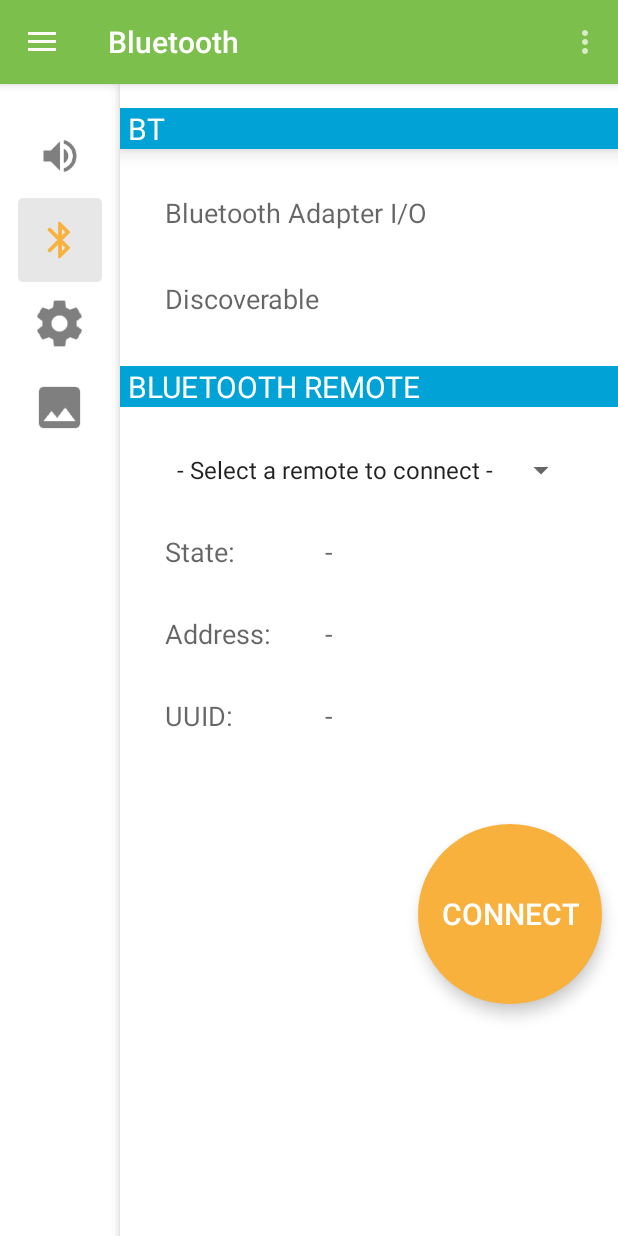
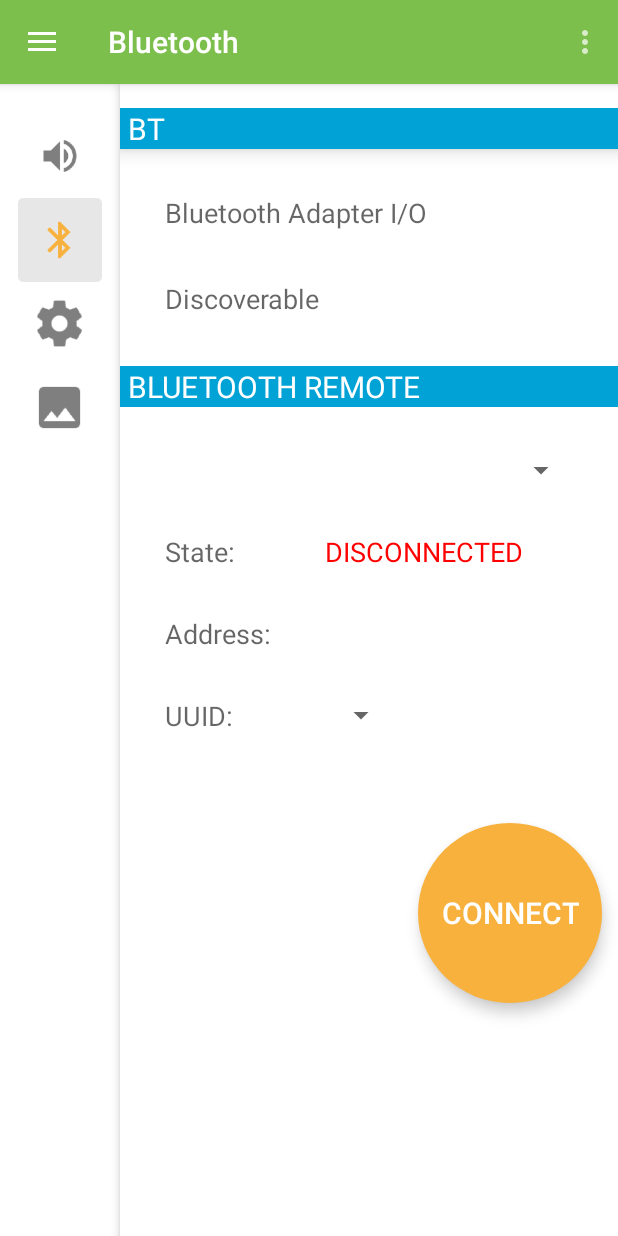
Before and after one commit to metatomato/NanoSense, an Android app: the screen it shows after launch (NanoSenseActivity), after a tap on an icon or button, on a phone screen of 412 x 824 dp. Run offline under Robolectric (Android 15) with nearby library versions, the phone set to English and light mode, and no system bars.

Commit message:
BTGUIFragment -> fragment_bt implementation (BT remote) bis

```diff
--- a/app/src/main/java/gl/iglou/studio/nanosense/BT/BTDeviceListActivity.java
+++ b/app/src/main/java/gl/iglou/studio/nanosense/BT/BTDeviceListActivity.java
@@ -157,8 +157,8 @@ public class BTDeviceListActivity extends Activity {
             Log.d(TAG,"Device selected " + address);
 
             // Set result and finish this Activity
-            //setResult(Activity.RESULT_OK, intent);
-            //finish();
+            setResult(Activity.RESULT_OK, intent);
+            finish();
         }
     };
 
--- a/app/src/main/java/gl/iglou/studio/nanosense/BT/BTFragment.java
+++ b/app/src/main/java/gl/iglou/studio/nanosense/BT/BTFragment.java
@@ -8,20 +8,18 @@ import android.content.BroadcastReceiver;
 import android.content.Context;
 import android.content.Intent;
 import android.content.IntentFilter;
+import android.content.SharedPreferences;
 import android.os.Bundle;
 import android.os.Handler;
 import android.os.Message;
 import android.os.Parcelable;
 import android.util.Log;
-import android.view.LayoutInflater;
-import android.view.View;
-import android.view.ViewGroup;
-import android.widget.ArrayAdapter;
 import android.widget.Button;
 import android.widget.EditText;
 import android.widget.ListView;
-import android.widget.TextView;
 import android.widget.Toast;
+
+import java.util.ArrayList;
 
 import gl.iglou.studio.nanosense.R;
 
@@ -50,25 +48,27 @@ public class BTFragment extends Fragment implements BTGUIFragment.BTControlCallb
     private static final int REQUEST_ENABLE_BT = 2;
     private static final int REQUEST_ENABLE_DISCOVERY = 3;
 
-    private static final int BT_DISCOVERABLE_DURATION = 5;
+    private static final int BT_DISCOVERABLE_DURATION = 30;
 
     // Layout Views
     private ListView mConversationView;
     private EditText mOutEditText;
     private Button mSendButton;
 
-    // Name of the connected device
-    private String mConnectedDeviceName = null;
-    // Array adapter for the conversation thread
-    private ArrayAdapter<String> mConversationArrayAdapter;
-    // String buffer for outgoing messages
-    private StringBuffer mOutStringBuffer;
+    // Connected device
+    private BluetoothDevice mConnectedDevice = null;
+    // Connection state of the current device
+    private int mConnectionState = BTService.STATE_NONE;
+    // Current UUID
+    private String mSelectedUuid;
     // Local Bluetooth adapter
     private BluetoothAdapter mBluetoothAdapter = null;
-    // Member object for the chat services
+    // Member object for the BTservices
     private BTService mBTService = null;
+    // Member object for the BTGUIFragment
+    private BTGUIFragment mBTGUIFrag = null;
 
-    private BTGUIFragment mBTGUIFrag = null;
+    private ArrayList<String> mPreferedDevices;
 
     public BTFragment() {
     }
@@ -78,6 +78,8 @@ public class BTFragment extends Fragment implements BTGUIFragment.BTControlCallb
     public void onCreate(Bundle savedInstanceState) {
         super.onCreate(savedInstanceState);
         if(D) Log.e(TAG, "+++ ON CREATE +++");
+
+        mPreferedDevices = new ArrayList<>();
 
         // Get local Bluetooth adapter
         mBluetoothAdapter = BluetoothAdapter.getDefaultAdapter();
@@ -101,6 +103,8 @@ public class BTFragment extends Fragment implements BTGUIFragment.BTControlCallb
         super.onStart();
         if(D) Log.e(TAG, "++ ON START ++");
 
+        fetchDevicesFromSharedData();
+
         // If BT is not on, request that it be enabled.
         // setupChat() will then be called during onActivityResult
         if (!mBluetoothAdapter.isEnabled()) {
@@ -119,10 +123,13 @@ public class BTFragment extends Fragment implements BTGUIFragment.BTControlCallb
             case REQUEST_CONNECT_DEVICE:
                 // When DeviceListActivity returns with a device to connect
                 if (resultCode == Activity.RESULT_OK) {
-                    Log.d(TAG,"Connect to device " + data.getExtras()
-                            .getString(BTDeviceListActivity.EXTRA_DEVICE_ADDRESS));
+                    String address = data.getExtras().getString(BTDeviceListActivity.EXTRA_DEVICE_ADDRESS);
+                    mConnectedDevice = mBluetoothAdapter.getRemoteDevice(address);
+                    Log.d(TAG,"Device " + mConnectedDevice.getName() + " address " + mConnectedDevice.getAddress());
                     Toast.makeText(getActivity(), "Found a device to connect!!", Toast.LENGTH_SHORT)
                             .show();
+                    addDeviceToPreferedList(mConnectedDevice.getName());
+                    updateBTGUIRemote();
                 }
                 break;
             case REQUEST_ENABLE_BT:
@@ -147,6 +154,32 @@ public class BTFragment extends Fragment implements BTGUIFragment.BTControlCallb
     }
 
 
+    private void fetchDevicesFromSharedData() {
+        SharedPreferences sharedPref = getActivity().getSharedPreferences(
+                getString(R.string.preference_file_key), Context.MODE_PRIVATE);
+
+        String device = sharedPref.getString(getString(R.string.saved_devices), "");
+        if(!device.contentEquals(""))
+            mPreferedDevices.add(device);
+    }
+
+    private void saveDeviceToSharedData(String deviceName) {
+
+        SharedPreferences sharedPref = getActivity().getSharedPreferences(
+                getString(R.string.preference_file_key), Context.MODE_PRIVATE);
+
+        SharedPreferences.Editor editor = sharedPref.edit();
+        editor.putString(getString(R.string.saved_devices), deviceName);
+        editor.commit();
+    }
+
+    private void addDeviceToPreferedList(String name) {
+        if(!mPreferedDevices.contains(name)) {
+            mPreferedDevices.add(name);
+            saveDeviceToSharedData(name);
+        }
+    }
+
     public void setBTGUIFrag(BTGUIFragment frag) {
         if(frag != null) {
             mBTGUIFrag = frag;
@@ -158,9 +191,10 @@ public class BTFragment extends Fragment implements BTGUIFragment.BTControlCallb
 
         // Initialize the BluetoothChatService to perform bluetooth connections
         mBTService = new BTService(getActivity(), mHandler);
+    }
 
-        // Initialize the buffer for outgoing messages
-        mOutStringBuffer = new StringBuffer("");
+    public void updateBTGUIRemote() {
+        mBTGUIFrag.updateRemote();
     }
 
     private void connectDevice(Intent data) {
@@ -182,8 +216,10 @@ public class BTFragment extends Fragment implements BTGUIFragment.BTControlCallb
 
 
     public String[] getDeviceList() {
-        String[] array = {""};
-        return array;
+        String[] devices = {""};
+        if(!mPreferedDevices.isEmpty())
+            devices = mPreferedDevices.toArray(new String[mPreferedDevices.size()]);
+        return devices;
     }
 
     public boolean isBTEnabled(){
@@ -223,7 +259,41 @@ public class BTFragment extends Fragment implements BTGUIFragment.BTControlCallb
         }
     }
 
+    //Remote Callbacks
+    public int getConnectionState() {
+        return mConnectionState;
+    }
 
+    public String getName() {
+        String name = "";
+        if(mConnectedDevice != null) {
+            name = mConnectedDevice.getName();
+        }
+        return name;
+    }
+
+    public String getAddress(){
+        String address = "";
+        if(mConnectedDevice != null)
+            address = mConnectedDevice.getAddress();
+        return address;
+    }
+
+    public String[] getUUID() {
+        ArrayList<String> uuid = new ArrayList<>();
+        if(mConnectedDevice != null) {
+            Parcelable[] uuids = mConnectedDevice.getUuids();
+            for(Parcelable id : uuids) {
+                uuid.add(id.toString());
+            }
+        }
+        return uuid.toArray(new String[uuid.size()]);
+    }
+
+
+    public void onUuidSelected(String uuid) {
+        mSelectedUuid = uuid;
+    }
 
     // The Handler that gets information back from the BluetoothChatService
     private final Handler mHandler = new Handler() {
--- a/app/src/main/java/gl/iglou/studio/nanosense/BT/BTGUIFragment.java
+++ b/app/src/main/java/gl/iglou/studio/nanosense/BT/BTGUIFragment.java
@@ -1,12 +1,11 @@
 package gl.iglou.studio.nanosense.BT;
 
 import android.app.Fragment;
-import android.graphics.Outline;
+import android.graphics.Color;
 import android.os.Bundle;
 import android.view.LayoutInflater;
 import android.view.View;
 import android.view.ViewGroup;
-import android.view.ViewOutlineProvider;
 import android.widget.AdapterView;
 import android.widget.ArrayAdapter;
 import android.widget.Button;
@@ -18,7 +17,6 @@ import android.widget.Toast;
 
 import java.util.ArrayList;
 import java.util.Arrays;
-import java.util.List;
 
 import gl.iglou.studio.nanosense.NanoSenseActivity;
 import gl.iglou.studio.nanosense.R;
@@ -26,23 +24,24 @@ import gl.iglou.studio.nanosense.R;
 /**
  * Created by metatomato on 08.12.14.
  */
-public class BTGUIFragment extends Fragment implements AdapterView.OnItemSelectedListener,
-        CompoundButton.OnCheckedChangeListener {
+public class BTGUIFragment extends Fragment implements CompoundButton.OnCheckedChangeListener {
 
     private boolean D = true;
 
     private final String SCAN_MSG = "Scan for devices...";
 
     private String mTextContent = "BT";
-
-    private Button mDeviceListButton;
-
-    ArrayList<String> mDeviceSlectionList;
+    ArrayList<String> mDeviceSelectionList;
 
     private BTControlCallback mCallback;
 
+    private Button mDeviceListButton;
     private Switch mSwitchAdapter;
     private Switch mSwitchDiscover;
+    private TextView mLabelConenctionState;
+    private TextView mLabelAddress;
+    private Spinner mSpinnerUuids;
+    private Spinner mSpinnerRemotes;
 
     @Override
     public View onCreateView(LayoutInflater inflater, ViewGroup container,
@@ -51,20 +50,18 @@ public class BTGUIFragment extends Fragment implements AdapterView.OnItemSelecte
         TextView text = (TextView)rootView.findViewById(R.id.label_section_bt_adapter);
         text.setText(mTextContent);
 
-        ((Spinner)rootView.findViewById(R.id.spinner_remote)).setOnItemSelectedListener(this);
-/*
-        View connectButton = rootView.findViewById(R.id.btn_device_list);
+        mSwitchAdapter = (Switch) rootView.findViewById(R.id.switch_adapter_io);
 
-        ViewOutlineProvider viewOutlineProvider = new ViewOutlineProvider() {
-            @Override
-            public void getOutline(View view, Outline outline) {
-                int size = getResources().getDimensionPixelSize(R.dimen.diameter);
-                outline.setOval(0, 0, size, size);
-            }
-        };
-        connectButton.setOutlineProvider(viewOutlineProvider);
-        //connectButton.setClipToOutline(true);
-*/
+        mSwitchDiscover = (Switch) rootView.findViewById(R.id.switch_discover_io);
+
+        mSpinnerRemotes = ((Spinner)rootView.findViewById(R.id.spinner_remote));
+
+        mSpinnerUuids = ((Spinner)rootView.findViewById(R.id.spinner_uuids));
+
+        mLabelAddress = (TextView)rootView.findViewById(R.id.label_current_address);
+
+        mLabelConenctionState = (TextView)rootView.findViewById(R.id.label_current_state);
+
         return rootView;
     }
 
@@ -83,43 +80,67 @@ public class BTGUIFragment extends Fragment implements AdapterView.OnItemSelecte
             }
         });
 
-        setSpinner( getView().findViewById(R.id.spinner_remote) );
+        setRemoteSpinner();
 
-        mSwitchAdapter = (Switch) getView().findViewById(R.id.switch_adapter_io);
         mSwitchAdapter.setOnCheckedChangeListener(this);
-        mSwitchDiscover = (Switch) getView().findViewById(R.id.switch_discover_io);
+
+
         mSwitchDiscover.setOnCheckedChangeListener(this);
+
+        mSpinnerRemotes.setOnItemSelectedListener( new AdapterView.OnItemSelectedListener() {
+            @Override
+            public void onItemSelected(AdapterView<?> parent, View view, int pos, long id) {
+                String selected = (String) parent.getItemAtPosition(pos);
+                if(selected.contentEquals(SCAN_MSG)) {
+                    mCallback.onScanClick();
+                } else {
+                    updateRemote();
+                }
+                if(D) {
+                    Toast.makeText(getActivity().getApplicationContext(), selected + " remote selected",
+                            Toast.LENGTH_SHORT).show();
+                }
+            }
+
+            @Override
+            public void onNothingSelected(AdapterView<?> parent) {}
+        });
+
+        mSpinnerUuids.setOnItemSelectedListener( new AdapterView.OnItemSelectedListener() {
+            @Override
+            public void onItemSelected(AdapterView<?> parent, View view, int pos, long id) {
+                String selected = (String) parent.getItemAtPosition(pos);
+                if(selected.contentEquals(SCAN_MSG)) {
+                    mCallback.onScanClick();
+                }
+                if(D) {
+                    Toast.makeText(getActivity().getApplicationContext(), selected + " remote selected",
+                            Toast.LENGTH_SHORT).show();
+                }
+            }
+
+            @Override
+            public void onNothingSelected(AdapterView<?> parent) {}
+        });
     }
 
 
-    private void setSpinner(View v) {
-        Spinner spinner = (Spinner) v;
+    private void setRemoteSpinner() {
         updateDeviceList();
         ArrayAdapter<String> adapter = new ArrayAdapter<>(getActivity(),
-                android.R.layout.simple_spinner_item, mDeviceSlectionList );
+                android.R.layout.simple_spinner_item, mDeviceSelectionList);
         adapter.setDropDownViewResource(android.R.layout.simple_spinner_dropdown_item);
-        spinner.setAdapter(adapter);
+        mSpinnerRemotes.setAdapter(adapter);
     }
 
 
     private void updateDeviceList() {
-        mDeviceSlectionList = new ArrayList<>( Arrays.asList(mCallback.getDeviceList()) );
-        if(mDeviceSlectionList.get(0) == "") {
-            mDeviceSlectionList.clear();
-            mDeviceSlectionList.add("- Select a remote to connect -");
+        mDeviceSelectionList = new ArrayList<>( Arrays.asList(mCallback.getDeviceList()) );
+        if(mDeviceSelectionList.get(0) == "") {
+            mDeviceSelectionList.clear();
+            mDeviceSelectionList.add("- Select a remote to connect -");
         }
-        mDeviceSlectionList.add(SCAN_MSG);
-    }
-
-    public void onItemSelected(AdapterView<?> parent, View view,
-                               int pos, long id) {
-        String selected = (String) parent.getItemAtPosition(pos);
-        if(selected.contentEquals(SCAN_MSG)) {
-            mCallback.onScanClick();
-        }
-        if(D)
-        Toast.makeText(getActivity().getApplicationContext(),  selected + " remote selected",
-                Toast.LENGTH_SHORT).show();
+        mDeviceSelectionList.add(SCAN_MSG);
     }
 
 
@@ -150,9 +171,7 @@ public class BTGUIFragment extends Fragment implements AdapterView.OnItemSelecte
     }
 
 
-    public void onNothingSelected(AdapterView<?> parent) {
-        // Another interface callback
-    }
+
 
 
     public void setDiscoverySwitch(boolean state) {
@@ -164,8 +183,35 @@ public class BTGUIFragment extends Fragment implements AdapterView.OnItemSelecte
     }
 
 
+    public void updateRemote() {
+        mLabelAddress.setText( mCallback.getAddress() );
+        setConnectionState(mCallback.getConnectionState());
+        setRemoteSpinner();
+    }
+
+    public void setConnectionState(int state) {
+        String stateLabel = "NONE";
+        switch(state) {
+            case BTService.STATE_NONE:
+                stateLabel = "DISCONNECTED";
+                mLabelConenctionState.setTextColor(Color.RED);
+                break;
+            case BTService.STATE_CONNECTING:
+                stateLabel = "CONNECTING";
+                mLabelConenctionState.setTextColor(Color.LTGRAY);
+                break;
+            case BTService.STATE_CONNECTED:
+                stateLabel = "CONNECTED";
+                mLabelConenctionState.setTextColor(Color.GREEN);
+                break;
+        }
+        mLabelConenctionState.setText(stateLabel);
+    }
+
+
     public interface BTControlCallback {
 
+        //Adapter Callbacks
         public void onScanClick();
 
         public String[] getDeviceList();
@@ -178,5 +224,19 @@ public class BTGUIFragment extends Fragment implements AdapterView.OnItemSelecte
 
         public void setDiscoverable();
 
+
+        //Remote Callbacks
+
+        public void setCurrentDevice(String deviceName);
+
+        public int getConnectionState();
+
+        public String getName();
+
+        public String getAddress();
+
+        public String[] getUUID();
+
+        public void onUuidSelected(String uuid);
     }
 }
--- a/app/src/main/res/layout/fragment_bt.xml
+++ b/app/src/main/res/layout/fragment_bt.xml
@@ -132,22 +132,12 @@
         android:layout_marginTop="30dp"
         android:layout_marginLeft="30dp" />
 
-    <TextView
-        android:layout_width="wrap_content"
-        android:layout_height="wrap_content"
-        android:textAppearance="?android:attr/textAppearanceMedium"
-        android:text="-"
-        android:id="@+id/label_current_uuid"
-        android:layout_alignTop="@+id/label_uuid"
-        android:layout_alignStart="@+id/label_current_state" />
-
     <Button
         android:id="@+id/btn_device_list"
         android:layout_width="wrap_content"
         android:layout_height="wrap_content"
         android:text="CONNECT"
         android:textSize="20dp"
-        android:layout_below="@+id/label_current_uuid"
         android:layout_centerHorizontal="true"
         android:layout_marginTop="60dp"
         android:paddingLeft="15dp"
@@ -157,6 +147,15 @@
         android:background="@drawable/circle"
         android:textColor="@color/white_solid"
         android:stateListAnimator="@animator/button_elevation"
-        android:elevation="2dp"/>
+        android:elevation="2dp"
+        android:layout_below="@+id/spinner_uuids" />
+
+    <Spinner
+        android:layout_width="wrap_content"
+        android:layout_height="wrap_content"
+        android:id="@+id/spinner_uuids"
+        android:layout_alignTop="@+id/label_uuid"
+        android:layout_alignStart="@+id/label_current_address"
+        android:spinnerMode="dropdown" />
 
 </RelativeLayout>
--- a/app/src/main/res/values/strings.xml
+++ b/app/src/main/res/values/strings.xml
@@ -2,9 +2,11 @@
 <resources>
 
     <string name="app_name">NanoSense</string>
-    <string name="title_section1">Section 1</string>
-    <string name="title_section2">Section 2</string>
-    <string name="title_section3">Section 3</string>
+
+    <!-- Shared Preferences-->
+    <string name="preference_file_key">persistent_devices</string>
+    <string name="saved_devices">saved_devices</string>
+
     <string name="navigation_drawer_open">Open navigation drawer</string>
     <string name="navigation_drawer_close">Close navigation drawer</string>
     <string name="action_example">Example action</string>
```
